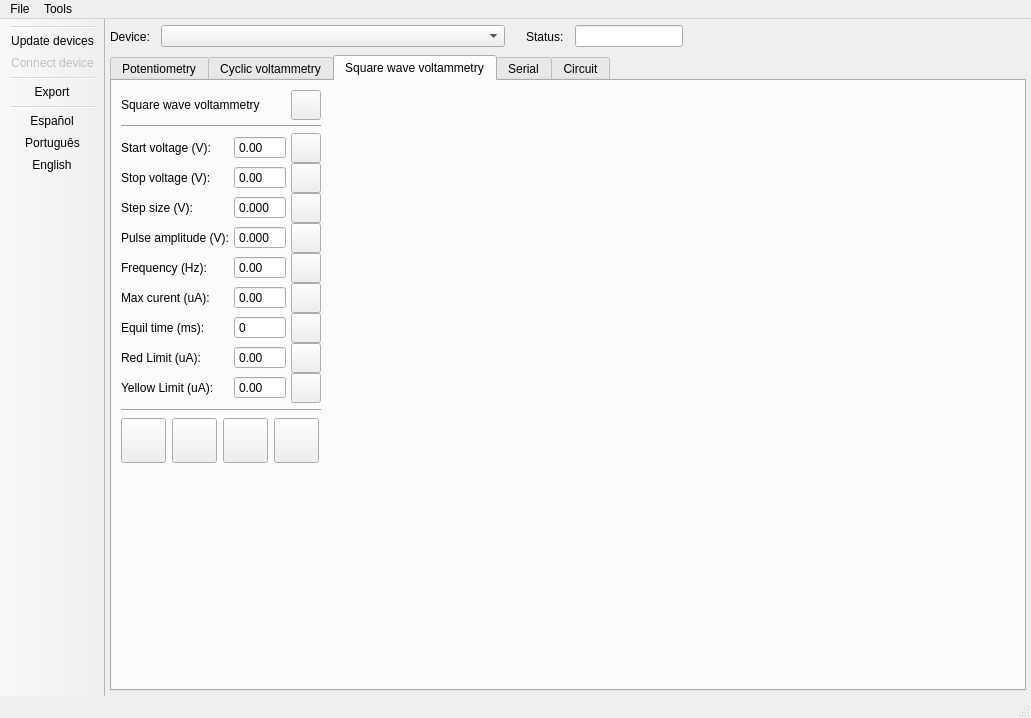
Qt form app/resources/ui/mainWindow.ui (Jaimead7/Potentiostat) before a commit.
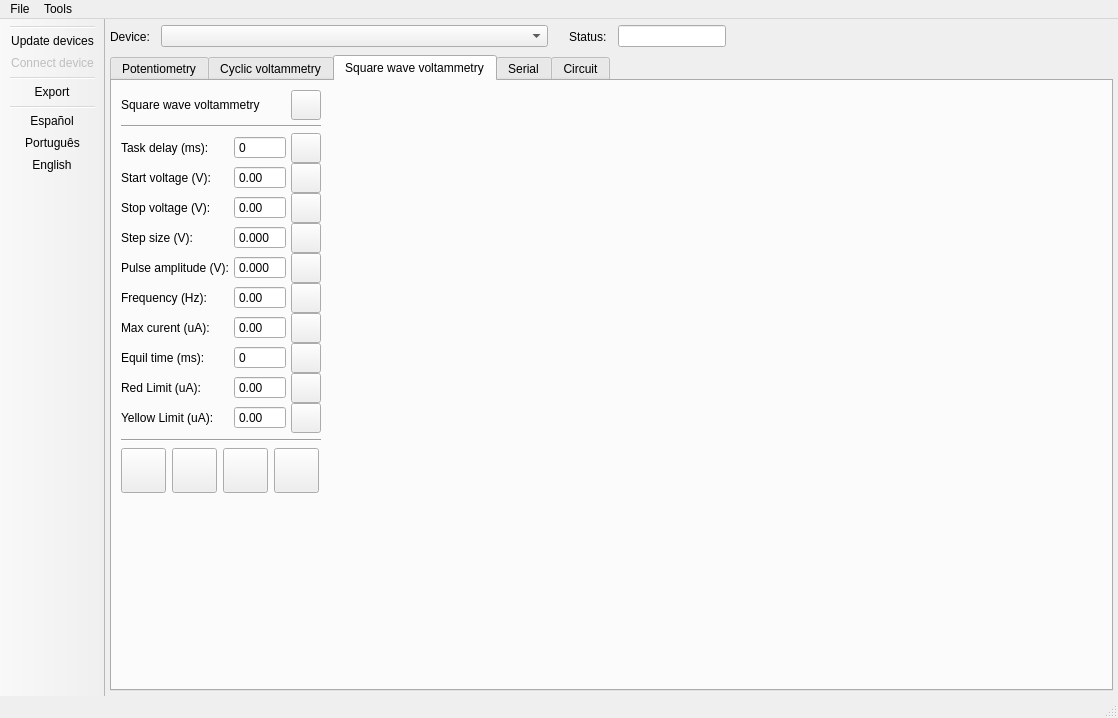
The same form after that commit. The open tabs and pages were chosen to show the change. Icons and pictures are not drawn.

Patch:
```diff
--- a/app/resources/ui/mainWindow.ui
+++ b/app/resources/ui/mainWindow.ui
@@ -6,7 +6,7 @@
    <rect>
     <x>0</x>
     <y>0</y>
-    <width>1031</width>
+    <width>1118</width>
     <height>718</height>
    </rect>
   </property>
@@ -1620,30 +1620,7 @@
               <property name="verticalSpacing">
                <number>0</number>
               </property>
-              <item row="2" column="0">
-               <widget class="QLabel" name="label_31">
-                <property name="text">
-                 <string>Step size (V):</string>
-                </property>
-               </widget>
-              </item>
-              <item row="1" column="2">
-               <widget class="QDoubleSpinBox" name="swvStopVValue">
-                <property name="buttonSymbols">
-                 <enum>QAbstractSpinBox::NoButtons</enum>
-                </property>
-                <property name="minimum">
-                 <double>-9.000000000000000</double>
-                </property>
-                <property name="maximum">
-                 <double>9.000000000000000</double>
-                </property>
-                <property name="singleStep">
-                 <double>0.010000000000000</double>
-                </property>
-               </widget>
-              </item>
-              <item row="7" column="2">
+              <item row="8" column="2">
                <widget class="QDoubleSpinBox" name="swvRedLimitValue">
                 <property name="buttonSymbols">
                  <enum>QAbstractSpinBox::NoButtons</enum>
@@ -1659,82 +1636,7 @@
                 </property>
                </widget>
               </item>
-              <item row="0" column="2">
-               <widget class="QDoubleSpinBox" name="swvStartVValue">
-                <property name="buttonSymbols">
-                 <enum>QAbstractSpinBox::NoButtons</enum>
-                </property>
-                <property name="minimum">
-                 <double>-9.000000000000000</double>
-                </property>
-                <property name="maximum">
-                 <double>9.000000000000000</double>
-                </property>
-                <property name="singleStep">
-                 <double>0.010000000000000</double>
-                </property>
-               </widget>
-              </item>
-              <item row="1" column="0">
-               <widget class="QLabel" name="label_39">
-                <property name="text">
-                 <string>Stop voltage (V):</string>
-                </property>
-               </widget>
-              </item>
-              <item row="6" column="3">
-               <widget class="QPushButton" name="swvETButton">
-                <property name="minimumSize">
-                 <size>
-                  <width>30</width>
-                  <height>30</height>
-                 </size>
-                </property>
-                <property name="maximumSize">
-                 <size>
-                  <width>30</width>
-                  <height>30</height>
-                 </size>
-                </property>
-                <property name="cursor">
-                 <cursorShape>PointingHandCursor</cursorShape>
-                </property>
-                <property name="focusPolicy">
-                 <enum>Qt::ClickFocus</enum>
-                </property>
-                <property name="text">
-                 <string/>
-                </property>
-                <property name="icon">
-                 <iconset resource="../qrc/uiResources.qrc">
-                  <normaloff>:/icons/sendIcon</normaloff>:/icons/sendIcon</iconset>
-                </property>
-                <property name="iconSize">
-                 <size>
-                  <width>30</width>
-                  <height>30</height>
-                 </size>
-                </property>
-               </widget>
-              </item>
-              <item row="6" column="0">
-               <widget class="QLabel" name="label_76">
-                <property name="text">
-                 <string>Equil time (ms):</string>
-                </property>
-               </widget>
-              </item>
-              <item row="4" column="2">
-               <widget class="QDoubleSpinBox" name="swvFQValue">
-                <property name="buttonSymbols">
-                 <enum>QAbstractSpinBox::NoButtons</enum>
-                </property>
-                <property name="singleStep">
-                 <double>0.010000000000000</double>
-                </property>
-               </widget>
-              </item>
-              <item row="2" column="3">
+              <item row="3" column="3">
                <widget class="QPushButton" name="swvSSButton">
                 <property name="minimumSize">
                  <size>
@@ -1769,42 +1671,14 @@
                 </property>
                </widget>
               </item>
-              <item row="7" column="3">
-               <widget class="QPushButton" name="swvRedLimitButton">
-                <property name="minimumSize">
-                 <size>
-                  <width>30</width>
-                  <height>30</height>
-                 </size>
-                </property>
-                <property name="maximumSize">
-                 <size>
-                  <width>30</width>
-                  <height>30</height>
-                 </size>
-                </property>
-                <property name="cursor">
-                 <cursorShape>PointingHandCursor</cursorShape>
-                </property>
-                <property name="focusPolicy">
-                 <enum>Qt::ClickFocus</enum>
-                </property>
+              <item row="1" column="0">
+               <widget class="QLabel" name="label_37">
                 <property name="text">
-                 <string/>
-                </property>
-                <property name="icon">
-                 <iconset resource="../qrc/uiResources.qrc">
-                  <normaloff>:/icons/sendIcon</normaloff>:/icons/sendIcon</iconset>
-                </property>
-                <property name="iconSize">
-                 <size>
-                  <width>30</width>
-                  <height>30</height>
-                 </size>
+                 <string>Start voltage (V):</string>
                 </property>
                </widget>
               </item>
-              <item row="5" column="3">
+              <item row="6" column="3">
                <widget class="QPushButton" name="swvMCButton">
                 <property name="minimumSize">
                  <size>
@@ -1839,14 +1713,63 @@
                 </property>
                </widget>
               </item>
-              <item row="7" column="0">
+              <item row="9" column="0">
+               <widget class="QLabel" name="label_46">
+                <property name="text">
+                 <string>Yellow Limit (uA):</string>
+                </property>
+               </widget>
+              </item>
+              <item row="5" column="2">
+               <widget class="QDoubleSpinBox" name="swvFQValue">
+                <property name="buttonSymbols">
+                 <enum>QAbstractSpinBox::NoButtons</enum>
+                </property>
+                <property name="singleStep">
+                 <double>0.010000000000000</double>
+                </property>
+               </widget>
+              </item>
+              <item row="1" column="2">
+               <widget class="QDoubleSpinBox" name="swvStartVValue">
+                <property name="buttonSymbols">
+                 <enum>QAbstractSpinBox::NoButtons</enum>
+                </property>
+                <property name="minimum">
+                 <double>-9.000000000000000</double>
+                </property>
+                <property name="maximum">
+                 <double>9.000000000000000</double>
+                </property>
+                <property name="singleStep">
+                 <double>0.010000000000000</double>
+                </property>
+               </widget>
+              </item>
+              <item row="9" column="2">
+               <widget class="QDoubleSpinBox" name="swvYellowLimitValue">
+                <property name="buttonSymbols">
+                 <enum>QAbstractSpinBox::NoButtons</enum>
+                </property>
+                <property name="minimum">
+                 <double>-999.990000000000009</double>
+                </property>
+                <property name="maximum">
+                 <double>999.990000000000009</double>
+                </property>
+                <property name="singleStep">
+                 <double>0.010000000000000</double>
+                </property>
+               </widget>
+              </item>
+              <item row="8" column="0">
                <widget class="QLabel" name="label_47">
                 <property name="text">
                  <string>Red Limit (uA):</string>
                 </property>
                </widget>
               </item>
-              <item row="4" column="3">
+              <item row="5" column="3">
                <widget class="QPushButton" name="swvFQButton">
                 <property name="minimumSize">
                  <size>
@@ -1881,57 +1804,15 @@
                 </property>
                </widget>
               </item>
-              <item row="0" column="0">
-               <widget class="QLabel" name="label_37">
-                <property name="text">
-                 <string>Start voltage (V):</string>
-                </property>
-               </widget>
-              </item>
-              <item row="1" column="3">
-               <widget class="QPushButton" name="swvStopVButton">
-                <property name="minimumSize">
-                 <size>
-                  <width>30</width>
-                  <height>30</height>
-                 </size>
-                </property>
-                <property name="maximumSize">
-                 <size>
-                  <width>30</width>
-                  <height>30</height>
-                 </size>
-                </property>
-                <property name="cursor">
-                 <cursorShape>PointingHandCursor</cursorShape>
-                </property>
-                <property name="focusPolicy">
-                 <enum>Qt::ClickFocus</enum>
-                </property>
-                <property name="text">
-                 <string/>
-                </property>
-                <property name="icon">
-                 <iconset resource="../qrc/uiResources.qrc">
-                  <normaloff>:/icons/sendIcon</normaloff>:/icons/sendIcon</iconset>
-                </property>
-                <property name="iconSize">
-                 <size>
-                  <width>30</width>
-                  <height>30</height>
-                 </size>
-                </property>
-               </widget>
-              </item>
-              <item row="5" column="0">
+              <item row="6" column="0">
                <widget class="QLabel" name="label_38">
                 <property name="text">
                  <string>Max curent (uA):</string>
                 </property>
                </widget>
               </item>
-              <item row="0" column="3">
-               <widget class="QPushButton" name="swvStartVButton">
+              <item row="7" column="3">
+               <widget class="QPushButton" name="swvETButton">
                 <property name="minimumSize">
                  <size>
                   <width>30</width>
@@ -1965,22 +1846,15 @@
                 </property>
                </widget>
               </item>
-              <item row="4" column="0">
+              <item row="5" column="0">
                <widget class="QLabel" name="label_40">
                 <property name="text">
                  <string>Frequency (Hz):</string>
                 </property>
                </widget>
               </item>
-              <item row="3" column="0">
-               <widget class="QLabel" name="label_21">
-                <property name="text">
-                 <string>Pulse amplitude (V):</string>
-                </property>
-               </widget>
-              </item>
-              <item row="3" column="3">
-               <widget class="QPushButton" name="swvPAButton">
+              <item row="1" column="3">
+               <widget class="QPushButton" name="swvStartVButton">
                 <property name="minimumSize">
                  <size>
                   <width>30</width>
@@ -2014,14 +1888,74 @@
                 </property>
                </widget>
               </item>
-              <item row="8" column="0">
-               <widget class="QLabel" name="label_46">
-                <property name="text">
-                 <string>Yellow Limit (uA):</string>
+              <item row="6" column="2">
+               <widget class="QDoubleSpinBox" name="swvMCValue">
+                <property name="buttonSymbols">
+                 <enum>QAbstractSpinBox::NoButtons</enum>
+                </property>
+                <property name="minimum">
+                 <double>-999.990000000000009</double>
+                </property>
+                <property name="maximum">
+                 <double>999.990000000000009</double>
+                </property>
+                <property name="singleStep">
+                 <double>0.010000000000000</double>
+                </property>
+               </widget>
+              </item>
+              <item row="3" column="2">
+               <widget class="QDoubleSpinBox" name="swvSSValue">
+                <property name="buttonSymbols">
+                 <enum>QAbstractSpinBox::NoButtons</enum>
+                </property>
+                <property name="decimals">
+                 <number>3</number>
+                </property>
+                <property name="maximum">
+                 <double>9.000000000000000</double>
+                </property>
+                <property name="singleStep">
+                 <double>0.001000000000000</double>
                 </property>
                </widget>
               </item>
               <item row="8" column="3">
+               <widget class="QPushButton" name="swvRedLimitButton">
+                <property name="minimumSize">
+                 <size>
+                  <width>30</width>
+                  <height>30</height>
+                 </size>
+                </property>
+                <property name="maximumSize">
+                 <size>
+                  <width>30</width>
+                  <height>30</height>
+                 </size>
+                </property>
+                <property name="cursor">
+                 <cursorShape>PointingHandCursor</cursorShape>
+                </property>
+                <property name="focusPolicy">
+                 <enum>Qt::ClickFocus</enum>
+                </property>
+                <property name="text">
+                 <string/>
+                </property>
+                <property name="icon">
+                 <iconset resource="../qrc/uiResources.qrc">
+                  <normaloff>:/icons/sendIcon</normaloff>:/icons/sendIcon</iconset>
+                </property>
+                <property name="iconSize">
+                 <size>
+                  <width>30</width>
+                  <height>30</height>
+                 </size>
+                </property>
+               </widget>
+              </item>
+              <item row="9" column="3">
                <widget class="QPushButton" name="swvYellowLimitButton">
                 <property name="minimumSize">
                  <size>
@@ -2056,39 +1990,7 @@
                 </property>
                </widget>
               </item>
-              <item row="8" column="2">
-               <widget class="QDoubleSpinBox" name="swvYellowLimitValue">
-                <property name="buttonSymbols">
-                 <enum>QAbstractSpinBox::NoButtons</enum>
-                </property>
-                <property name="minimum">
-                 <double>-999.990000000000009</double>
-                </property>
-                <property name="maximum">
-                 <double>999.990000000000009</double>
-                </property>
-                <property name="singleStep">
-                 <double>0.010000000000000</double>
-                </property>
-               </widget>
-              </item>
-              <item row="2" column="2">
-               <widget class="QDoubleSpinBox" name="swvSSValue">
-                <property name="buttonSymbols">
-                 <enum>QAbstractSpinBox::NoButtons</enum>
-                </property>
-                <property name="decimals">
-                 <number>3</number>
-                </property>
-                <property name="maximum">
-                 <double>9.000000000000000</double>
-                </property>
-                <property name="singleStep">
-                 <double>0.001000000000000</double>
-                </property>
-               </widget>
-              </item>
-              <item row="3" column="2">
+              <item row="4" column="2">
                <widget class="QDoubleSpinBox" name="swvPAValue">
                 <property name="buttonSymbols">
                  <enum>QAbstractSpinBox::NoButtons</enum>
@@ -2104,23 +2006,21 @@
                 </property>
                </widget>
               </item>
-              <item row="5" column="2">
-               <widget class="QDoubleSpinBox" name="swvMCValue">
-                <property name="buttonSymbols">
-                 <enum>QAbstractSpinBox::NoButtons</enum>
+              <item row="7" column="0">
+               <widget class="QLabel" name="label_76">
+                <property name="text">
+                 <string>Equil time (ms):</string>
                 </property>
-                <property name="minimum">
-                 <double>-999.990000000000009</double>
+               </widget>
+              </item>
+              <item row="2" column="0">
+               <widget class="QLabel" name="label_39">
+                <property name="text">
+                 <string>Stop voltage (V):</string>
                 </property>
-                <property name="maximum">
-                 <double>999.990000000000009</double>
-                </property>
-                <property name="singleStep">
-                 <double>0.010000000000000</double>
-                </property>
                </widget>
               </item>
-              <item row="6" column="2">
+              <item row="7" column="2">
                <widget class="QSpinBox" name="swvETValue">
                 <property name="buttonSymbols">
                  <enum>QAbstractSpinBox::NoButtons</enum>
@@ -2130,6 +2030,158 @@
                 </property>
                </widget>
               </item>
+              <item row="2" column="2">
+               <widget class="QDoubleSpinBox" name="swvStopVValue">
+                <property name="buttonSymbols">
+                 <enum>QAbstractSpinBox::NoButtons</enum>
+                </property>
+                <property name="minimum">
+                 <double>-9.000000000000000</double>
+                </property>
+                <property name="maximum">
+                 <double>9.000000000000000</double>
+                </property>
+                <property name="singleStep">
+                 <double>0.010000000000000</double>
+                </property>
+               </widget>
+              </item>
+              <item row="2" column="3">
+               <widget class="QPushButton" name="swvStopVButton">
+                <property name="minimumSize">
+                 <size>
+                  <width>30</width>
+                  <height>30</height>
+                 </size>
+                </property>
+                <property name="maximumSize">
+                 <size>
+                  <width>30</width>
+                  <height>30</height>
+                 </size>
+                </property>
+                <property name="cursor">
+                 <cursorShape>PointingHandCursor</cursorShape>
+                </property>
+                <property name="focusPolicy">
+                 <enum>Qt::ClickFocus</enum>
+                </property>
+                <property name="text">
+                 <string/>
+                </property>
+                <property name="icon">
+                 <iconset resource="../qrc/uiResources.qrc">
+                  <normaloff>:/icons/sendIcon</normaloff>:/icons/sendIcon</iconset>
+                </property>
+                <property name="iconSize">
+                 <size>
+                  <width>30</width>
+                  <height>30</height>
+                 </size>
+                </property>
+               </widget>
+              </item>
+              <item row="3" column="0">
+               <widget class="QLabel" name="label_31">
+                <property name="text">
+                 <string>Step size (V):</string>
+                </property>
+               </widget>
+              </item>
+              <item row="4" column="0">
+               <widget class="QLabel" name="label_21">
+                <property name="text">
+                 <string>Pulse amplitude (V):</string>
+                </property>
+               </widget>
+              </item>
+              <item row="4" column="3">
+               <widget class="QPushButton" name="swvPAButton">
+                <property name="minimumSize">
+                 <size>
+                  <width>30</width>
+                  <height>30</height>
+                 </size>
+                </property>
+                <property name="maximumSize">
+                 <size>
+                  <width>30</width>
+                  <height>30</height>
+                 </size>
+                </property>
+                <property name="cursor">
+                 <cursorShape>PointingHandCursor</cursorShape>
+                </property>
+                <property name="focusPolicy">
+                 <enum>Qt::ClickFocus</enum>
+                </property>
+                <property name="text">
+                 <string/>
+                </property>
+                <property name="icon">
+                 <iconset resource="../qrc/uiResources.qrc">
+                  <normaloff>:/icons/sendIcon</normaloff>:/icons/sendIcon</iconset>
+                </property>
+                <property name="iconSize">
+                 <size>
+                  <width>30</width>
+                  <height>30</height>
+                 </size>
+                </property>
+               </widget>
+              </item>
+              <item row="0" column="0">
+               <widget class="QLabel" name="label_49">
+                <property name="text">
+                 <string>Task delay (ms):</string>
+                </property>
+               </widget>
+              </item>
+              <item row="0" column="2">
+               <widget class="QSpinBox" name="swvTDValue">
+                <property name="buttonSymbols">
+                 <enum>QAbstractSpinBox::NoButtons</enum>
+                </property>
+                <property name="maximum">
+                 <number>1000</number>
+                </property>
+               </widget>
+              </item>
+              <item row="0" column="3">
+               <widget class="QPushButton" name="swvTDButton">
+                <property name="minimumSize">
+                 <size>
+                  <width>30</width>
+                  <height>30</height>
+                 </size>
+                </property>
+                <property name="maximumSize">
+                 <size>
+                  <width>30</width>
+                  <height>30</height>
+                 </size>
+                </property>
+                <property name="cursor">
+                 <cursorShape>PointingHandCursor</cursorShape>
+                </property>
+                <property name="focusPolicy">
+                 <enum>Qt::ClickFocus</enum>
+                </property>
+                <property name="text">
+                 <string/>
+                </property>
+                <property name="icon">
+                 <iconset resource="../qrc/uiResources.qrc">
+                  <normaloff>:/icons/sendIcon</normaloff>:/icons/sendIcon</iconset>
+                </property>
+                <property name="iconSize">
+                 <size>
+                  <width>30</width>
+                  <height>30</height>
+                 </size>
+                </property>
+               </widget>
+              </item>
              </layout>
             </item>
            </layout>
@@ -3826,7 +3878,7 @@
     <rect>
      <x>0</x>
      <y>0</y>
-     <width>1031</width>
+     <width>1118</width>
      <height>21</height>
     </rect>
    </property>
```
Left out of the diff: 376 changed lines with no effect on the pictures.
